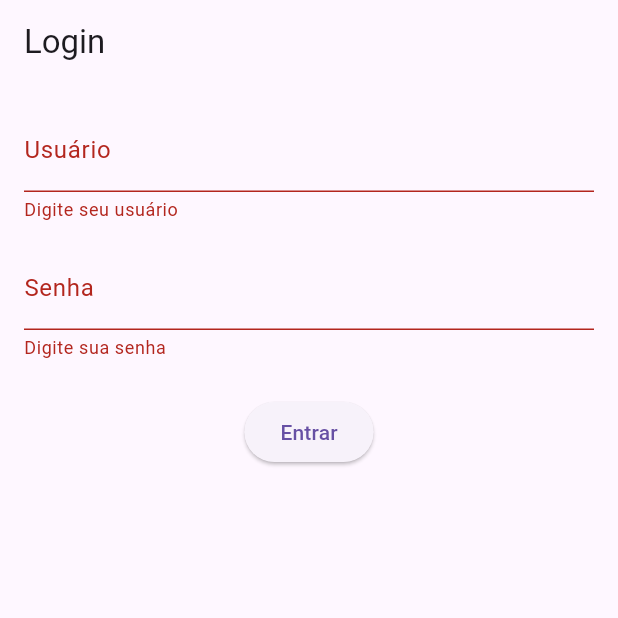
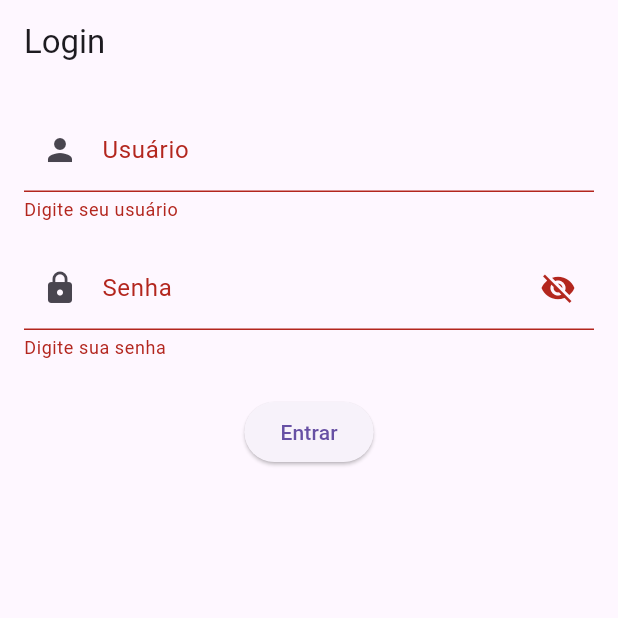
Before and after one commit to CleitonBitencourtdeSouza/projeto_app_piloto, a Flutter app: the screen it shows after launch, after a tap on "Entrar", on a phone screen of 412 x 824 dp, the top half of it. Run offline on Flutter 3.47's test engine with Material 3 defaults, Android fonts, the phone set to English and light mode, and no system bars; our stand-ins replace shared_preferences.

Commit message:
Versão modificada do app de mobilidade

```diff
--- a/lib/login_page.dart
+++ b/lib/login_page.dart
@@ -1,5 +1,7 @@
 import 'package:flutter/material.dart';
 import 'home_page.dart';
+import 'package:shared_preferences/shared_preferences.dart';
+import 'escolha_perfil_page.dart';
 
 class LoginPage extends StatefulWidget {
   const LoginPage({super.key});
@@ -14,15 +16,25 @@ class _LoginPageState extends State<LoginPage> {
   final _passController = TextEditingController();
   String? _erroMensagem;
 
-  void _login() {
+  bool _senhaVisivel = false;
+
+  void _login() async {
     if (_formKey.currentState!.validate()) {
       final user = _userController.text;
       final pass = _passController.text;
 
       if (user == 'admin' && pass == '1234') {
+        final prefs = await SharedPreferences.getInstance();
+        await prefs.setBool('logado', true);
+        await prefs.setString('usuario', user); // salva o nome do usuario
+
+        ScaffoldMessenger.of(context).showSnackBar(
+          const SnackBar(content: Text('Login realizado com sucesso')),
+        );
+
         Navigator.pushReplacement(
           context,
-          MaterialPageRoute(builder: (context) => const HomePage()),
+          MaterialPageRoute(builder: (context) => const EscolhaPerfilPage()),
         );
       } else {
         setState(() {
@@ -44,16 +56,34 @@ class _LoginPageState extends State<LoginPage> {
             children: [
               TextFormField(
                 controller: _userController,
-                decoration: const InputDecoration(labelText: 'Usuário'),
+                decoration: const InputDecoration(
+                  labelText: 'Usuário',
+                  prefixIcon: Icon(Icons.person),
+                ),
                 validator: (value) =>
                     value!.isEmpty ? 'Digite seu usuário' : null,
               ),
 
               const SizedBox(height: 16),
+
+              //Campo de senha demonstra o ícone e botão parta mostra/ocultar
               TextFormField(
                 controller: _passController,
-                decoration: const InputDecoration(labelText: 'Senha'),
-                obscureText: true,
+                obscureText: !_senhaVisivel, // ocultar/mostra a senha
+                decoration: InputDecoration(
+                  labelText: 'Senha',
+                  prefixIcon: const Icon(Icons.lock),
+                  suffixIcon: IconButton(
+                    icon: Icon(
+                      _senhaVisivel ? Icons.visibility : Icons.visibility_off,
+                    ),
+                    onPressed: () {
+                      setState(() {
+                        _senhaVisivel = !_senhaVisivel;
+                      });
+                    },
+                  ),
+                ),
                 validator: (value) =>
                     value!.isEmpty ? 'Digite sua senha' : null,
               ),
--- a/lib/main.dart
+++ b/lib/main.dart
@@ -1,19 +1,27 @@
 import 'package:flutter/material.dart';
+import 'package:projeto_app_piloto/home_page.dart';
 import 'login_page.dart';
+import 'package:shared_preferences/shared_preferences.dart';
 
-void main() {
-  runApp(const MyApp());
+void main() async {
+  WidgetsFlutterBinding.ensureInitialized(); // Necessario para usar SharedPreferences no main
+  final prefs = await SharedPreferences.getInstance();
+  final isLoggedIn = prefs.getBool('logado') ?? false;
+
+  runApp(MyApp(isLoggedIn: isLoggedIn));
 }
 
 class MyApp extends StatelessWidget {
-  const MyApp({super.key});
+  final bool isLoggedIn;
+
+  const MyApp({super.key, required this.isLoggedIn});
 
   @override
   Widget build(BuildContext context) {
     return MaterialApp(
       debugShowCheckedModeBanner: false,
       title: 'App Piloto',
-      home: const LoginPage(),
+      home: isLoggedIn ? const HomePage() : const LoginPage(),
     );
   }
 }
--- a/pubspec.yaml
+++ b/pubspec.yaml
@@ -35,6 +35,7 @@ dependencies:
   # Use with the CupertinoIcons class for iOS style icons.
   cupertino_icons: ^1.0.8
   flutter_bloc: ^8.1.3
+  shared_preferences: ^2.2.2
 
 dev_dependencies:
   flutter_test:
```
Also changed, not shown: lib/escolha_perfil_page.dart (added, +68 -0 lines), lib/home_page.dart (+36 -5 lines), lib/motorista_page.dart (added, +103 -0 lines), lib/passageiro_page.dart (added, +64 -0 lines), pubspec.lock, 1 other file.
